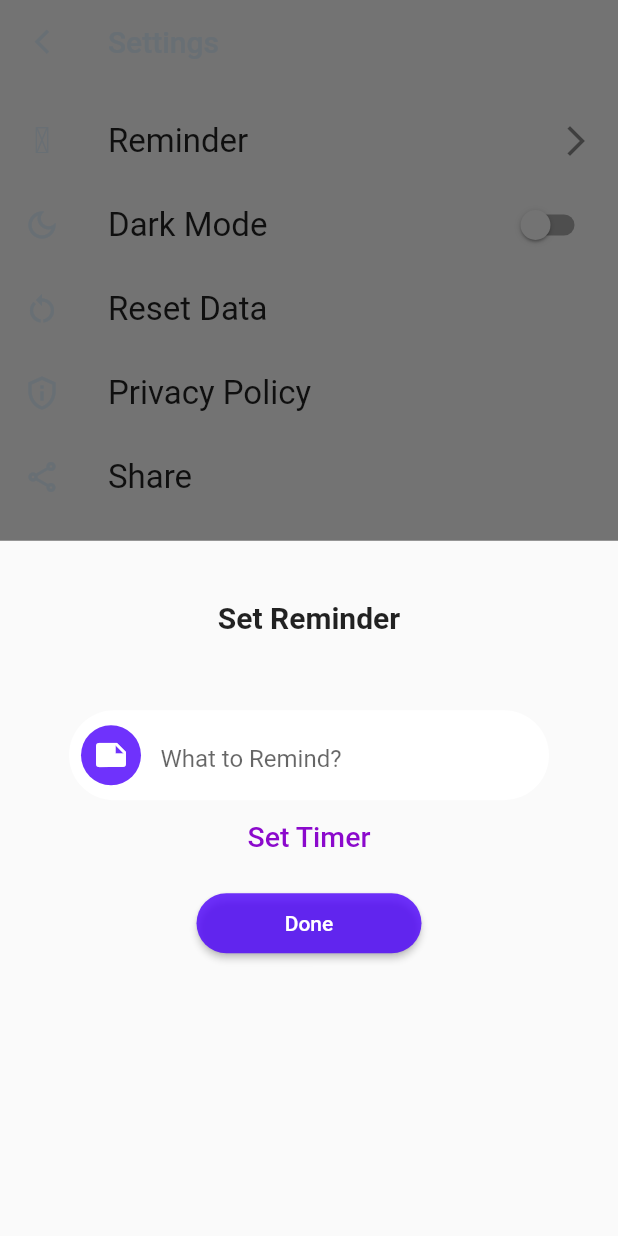
After one commit to amithe05/MoneyMentor_pesonalmaoneymanagement, a Flutter app: the ScreenSettings screen opened directly, after a tap on "Reminder", on a phone screen of 412 x 824 dp. The commit adds this screen. Run offline on Flutter 3.47's test engine with Material 2 defaults, Android fonts, the phone set to English and light mode, and no system bars; our stand-ins replace auto_size_text, flutter_local_notifications, flutter_native_timezone, flutter_slidable, flutter_typeahead, google_fonts and 4 more; accounts and stored records are empty; statements that could not run were skipped.

Commit message:
added settings  screen

```diff
--- a/lib/main.dart
+++ b/lib/main.dart
@@ -2,6 +2,8 @@ import 'package:flutter/material.dart';
 import 'package:moneymentor/screens/splashscreen/screen_splash.dart';
 
 const saveKey = "savekey";
+const themeKey = "themekey";
+
 void main() {
   runApp(const MyApp());
 }
--- /dev/null
+++ b/lib/screens/settingscreen/screen_settings.dart
@@ -0,0 +1,114 @@
+import 'package:flutter/material.dart';
+import 'package:moneymentor/screens/settingscreen/widgets/change_button.dart';
+import 'package:moneymentor/screens/settingscreen/widgets/notification_widget.dart';
+import 'package:moneymentor/screens/settingscreen/widgets/privacy_policy.dart';
+import 'package:moneymentor/screens/settingscreen/widgets/reset_pop.dart';
+import 'package:moneymentor/screens/settingscreen/widgets/setting_widget.dart';
+import 'package:timezone/browser.dart' as tz;
+
+import 'package:url_launcher/url_launcher.dart';
+import '../home screen/dash_screen.dart';
+import '../home screen/widgets/common_widget.dart';
+import '../home screen/widgets/custom_icons.dart';
+
+class ScreenSettings extends StatefulWidget {
+  const ScreenSettings({Key? key}) : super(key: key);
+
+  @override
+  State<ScreenSettings> createState() => _ScreenSettingsState();
+}
+
+class _ScreenSettingsState extends State<ScreenSettings> {
+  @override
+  void initState() {
+    super.initState();
+    tz.initializeTimeZone();
+  }
+
+  @override
+  Widget build(BuildContext context) {
+    return Scaffold(
+        resizeToAvoidBottomInset: false,
+        appBar: AppBar(
+          leading: IconButton(
+            onPressed: () {
+              Navigator.of(context)
+                  .pushReplacement(MaterialPageRoute(builder: (ctx) {
+                return const ScreenDash();
+              }));
+            },
+            icon: const Icon(
+              Icons.arrow_back_ios_new,
+              size: 19,
+            ),
+          ),
+          backgroundColor: Colors.transparent,
+          elevation: 0,
+          foregroundColor: Theme.of(context).secondaryHeaderColor,
+          title: const Text(
+            'Settings',
+          ),
+        ),
+        body: SafeArea(
+            child: SingleChildScrollView(
+          child: Column(
+            children: [
+              commonSizedBox(10),
+              const NotificationWidget(),
+              SettingWidget(
+                stext: 'Dark Mode',
+                sicon: Icons.dark_mode_outlined,
+                trail: const ChaneButton(),
+              ),
+              GestureDetector(
+                  onTap: () {
+                    resetPop(context);
+                  },
+                  child: SettingWidget(
+                      stext: 'Reset Data', sicon: Icons.restart_alt)),
+              InkWell(
+                onTap: () {
+                  showModalBottomSheet(
+                      context: context,
+                      builder: (builder) {
+                        return const PrivacyPolicy();
+                      });
+                },
+                child: SettingWidget(
+                    stext: 'Privacy Policy', sicon: Icons.privacy_tip_outlined),
+              ),
+              SettingWidget(stext: 'Share', sicon: Icons.share_outlined),
+              SettingWidget(
+                  stext: 'Rate This App', sicon: Icons.star_border_outlined),
+              InkWell(
+                  onTap: () {
+                    sendMail();
+                  },
+                  child: SettingWidget(
+                      stext: 'Feedback', sicon: Icons.feedback_outlined)),
+              GestureDetector(
+                  onTap: () {
+                    openWeb();
+                  },
+                  child: SettingWidget(
+                      stext: 'About Us', sicon: MyFlutterApp.warning))
+            ],
+          ),
+        )));
+  }
+
+  openWeb() async {
+    // ignore: deprecated_member_use
+    if (!await launch('')) {
+      throw 'could not launch';
+    }
+  }
+
+  sendMail() async {
+    // ignore: deprecated_member_use
+    if (!await launch(
+        "")) {
+      throw 'could not launch';
+    }
+  }
+}
--- /dev/null
+++ b/lib/screens/settingscreen/widgets/botton_sheet.dart
@@ -0,0 +1,132 @@
+import 'package:flutter/material.dart';
+import 'package:flutter_local_notifications/flutter_local_notifications.dart';
+
+import '../../home screen/dash_screen.dart';
+import '../../home screen/widgets/common_widget.dart';
+import 'notification_service.dart';
+
+
+class BottomSheetNot extends StatefulWidget {
+  const BottomSheetNot({Key? key}) : super(key: key);
+
+  @override
+  State<BottomSheetNot> createState() => _BottomSheetNotState();
+}
+
+class _BottomSheetNotState extends State<BottomSheetNot> {
+  TimeOfDay? pickedTime;
+  TimeOfDay currentTimme = TimeOfDay.now();
+  final messageController = TextEditingController();
+
+  @override
+  void initState() {
+    super.initState();
+    NotificationService().init(initScheduled: true);
+  }
+
+  void listenNotifiication() {
+    NotificationService.onNotifications.listen((onClickNotification));
+  }
+
+  onClickNotification(String? payload) {
+    Navigator.of(context).push(MaterialPageRoute(builder: (ctx) {
+      return const ScreenDash();
+    }));
+  }
+
+  @override
+  Widget build(BuildContext context) {
+    return SingleChildScrollView(
+      child: Container(
+        color: Theme.of(context).scaffoldBackgroundColor,
+        height: 550,
+        child: Column(
+          children: [
+            commonSizedBox(20),
+            const Padding(
+              padding: EdgeInsets.symmetric(vertical: 20),
+              child: Text(
+                "Set Reminder",
+                style: TextStyle(fontWeight: FontWeight.bold, fontSize: 20),
+              ),
+            ),
+            commonSizedBox(30),
+            Column(
+              children: [
+                Container(
+                  width: 320,
+                  height: 60,
+                  decoration: BoxDecoration(
+                      color: Theme.of(context).cardColor,
+                      borderRadius: BorderRadius.circular(30)),
+                  child: Padding(
+                    padding: const EdgeInsets.all(8.0),
+                    child: Row(
+                      children: [
+                        const CircleAvatar(
+                          backgroundColor: customcolor,
+                          child: Icon(
+                            Icons.note,
+                            color: Colors.white,
+                          ),
+                        ),
+                        Padding(
+                          padding: const EdgeInsets.only(left: 8),
+                          child: SizedBox(
+                            width: 210,
+                            height: 60,
+                            child: TextField(
+                              controller: messageController,
+                              decoration: const InputDecoration(
+                                contentPadding: EdgeInsets.all(5),
+                                hintText: 'What to Remind?',
+                                focusedBorder: InputBorder.none,
+                                enabledBorder: InputBorder.none,
+                                errorBorder: InputBorder.none,
+                              ),
+                            ),
+                          ),
+                        ),
+                      ],
+                    ),
+                  ),
+                ),
+                TextButton(
+                    onPressed: () async {
+                      pickedTime = await showTimePicker(
+                          context: context, initialTime: currentTimme);
+                    },
+                    child: const Text(
+                      'Set Timer',
+                      style: TextStyle(
+                          color: Color.fromARGB(255, 139, 9, 204),
+                          fontSize: 19),
+                    )),
+                commonSizedBox(10),
+                ElevatedButton(
+                    onPressed: () {
+                      if (pickedTime != null && pickedTime != currentTimme) {
+                        setState(() {
+                          NotificationService.showScheduledNotifications(
+                              title: 'Money mentor',
+                              body: messageController.text,
+                              scheduledTime: Time(
+                                  pickedTime!.hour, pickedTime!.minute, 0));
+                        });
+                      }
+                      Navigator.of(context).pop();
+                    },
+                    style: ElevatedButton.styleFrom(
+                        backgroundColor:customcolor,
+                        shape: RoundedRectangleBorder(
+                            borderRadius: BorderRadius.circular(20)),
+                        minimumSize: const Size(150, 40)),
+                    child: const Text('Done'))
+              ],
+            )
+          ],
+        ),
+      ),
+    );
+  }
+}
--- /dev/null
+++ b/lib/screens/settingscreen/widgets/change_button.dart
@@ -0,0 +1,29 @@
+import 'package:flutter/material.dart';
+import 'package:moneymentor/screens/settingscreen/widgets/my_theme.dart';
+import 'package:provider/provider.dart';
+
+import '../../home screen/widgets/common_widget.dart';
+
+class ChaneButton extends StatefulWidget {
+  const ChaneButton({Key? key}) : super(key: key);
+
+  @override
+  State<ChaneButton> createState() => _ChaneButtonState();
+}
+
+class _ChaneButtonState extends State<ChaneButton> {
+  @override
+  Widget build(BuildContext context) {
+    final themeChange = Provider.of<DarkThemeProvider>(context);
+
+    return Switch.adaptive(
+        activeColor:customcolor,
+        value: themeChange.darkTheme,
+        onChanged: (value) {
+          setState(() {
+
+            themeChange.darkTheme = value;
+          });
+        });
+  }
+}
--- /dev/null
+++ b/lib/screens/settingscreen/widgets/notification_service.dart
@@ -0,0 +1,70 @@
+import 'package:flutter_local_notifications/flutter_local_notifications.dart';
+import 'package:flutter_native_timezone/flutter_native_timezone.dart';
+import 'package:rxdart/subjects.dart';
+import 'package:timezone/timezone.dart' as tz;
+import 'package:timezone/data/latest.dart' as tz;
+
+class NotificationService {
+  static final _notifications = FlutterLocalNotificationsPlugin();
+  static final onNotifications = BehaviorSubject<String?>();
+  dynamic locationName;
+
+  Future init({bool initScheduled = false}) async {
+    const android = AndroidInitializationSettings("applogo");
+    const settings = InitializationSettings(android: android);
+    await _notifications.initialize(
+      settings,
+      onSelectNotification: (payload) async {
+        onNotifications.add(payload);
+      },
+    );
+    if (initScheduled) {
+      tz.zinitializeTimeZones();
+      locationName = await FlutterNativeTimezone.getLocalTimezone();
+      tz.setLocalLocation(tz.getLocation(locationName));
+    }
+  }
+
+  static Future _notificationDetails() async {
+    return const NotificationDetails(
+      android: AndroidNotificationDetails('channel id', 'channel name',
+          playSound: true,
+          enableVibration: true,
+          enableLights: true,
+          icon: 'applogo',
+          importance: Importance.max),
+    );
+  }
+
+  static Future showScheduledNotifications({
+    int id = 0,
+    String? title,
+    String? body,
+    String? payload,
+    required Time scheduledTime,
+  }) async {
+    return _notifications.zonedSchedule(id, title, body,
+        _scheduledDaily(scheduledTime), await _notificationDetails(),
+        uiLocalNotificationDateInterpretation:
+            UILocalNotificationDateInterpretation.absoluteTime,
+        androidAllowWhileIdle: true,
+        matchDateTimeComponents: DateTimeComponents.time);
+  }
+
+  static tz.TZDateTime _scheduledDaily(Time time) {
+    final now = tz.TZDateTime.now(tz.local)
+        .add(Duration(hours: time.hour, minutes: time.minute, seconds: 0));
+    final scheduledDate = tz.TZDateTime(
+      tz.local,
+      now.year,
+      now.month,
+      now.day,
+      time.hour,
+      time.minute,
+      time.second,
+    );
+    return scheduledDate.isBefore(now)
+        ? scheduledDate.add(const Duration(days: 1))
+        : scheduledDate;
+  }
+}
--- /dev/null
+++ b/lib/screens/settingscreen/widgets/notification_widget.dart
@@ -0,0 +1,37 @@
+import 'package:flutter/material.dart';
+import 'package:moneymentor/screens/settingscreen/widgets/botton_sheet.dart';
+
+import '../../home screen/widgets/custom_icons.dart';
+
+class NotificationWidget extends StatefulWidget {
+  const NotificationWidget({Key? key}) : super(key: key);
+
+  @override
+  State<NotificationWidget> createState() => _NotificationWidgetState();
+}
+
+class _NotificationWidgetState extends State<NotificationWidget> {
+  @override
+  Widget build(BuildContext context) {
+    return InkWell(
+      onTap: () {
+        showModalBottomSheet(
+            context: context,
+            builder: (builder) {
+              return const BottomSheetNot();
+            });
+      },
+      child: ListTile(
+          leading: Icon(
+            MyFlutterApp.notification,
+            color: Theme.of(context).secondaryHeaderColor,
+            size: 24,
+          ),
+          title: const Text(
+            'Reminder',
+            style: TextStyle(fontSize: 22),
+          ),
+          trailing: const Icon(Icons.arrow_forward_ios)),
+    );
+  }
+}
--- /dev/null
+++ b/lib/screens/settingscreen/widgets/setting_widget.dart
@@ -0,0 +1,40 @@
+import 'package:flutter/material.dart';
+
+import '../../home screen/dash_screen.dart';
+
+// ignore: must_be_immutable
+class SettingWidget extends StatelessWidget {
+  SettingWidget(
+      {Key? key,
+      required this.stext,
+      required this.sicon,
+      this.trail = const Text('')})
+      : super(key: key);
+  String stext;
+  IconData sicon;
+  Widget trail;
+
+  @override
+  Widget build(BuildContext context) {
+    return WillPopScope(
+      onWillPop: () async {
+        Navigator.of(context).pushReplacement(MaterialPageRoute(builder: (ctx) {
+          return const ScreenDash();
+        }));
+        return false;
+      },
+      child: ListTile(
+        leading: Icon(
+          sicon,
+          color: Theme.of(context).secondaryHeaderColor,
+          size: 24,
+        ),
+        title: Text(
+          stext,
+          style: const TextStyle(fontSize: 22),
+        ),
+        trailing: trail,
+      ),
+    );
+  }
+}
```
Also changed, not shown: lib/screens/settingscreen/widgets/my_theme.dart (added, +42 -0 lines), lib/screens/settingscreen/widgets/privacy_policy.dart (added, +49 -0 lines), lib/screens/settingscreen/widgets/reset_pop.dart (added, +33 -0 lines), lib/screens/settingscreen/widgets/theme_data.dart (added, +24 -0 lines), lib/screens/settingscreen/widgets/theme_preference.dart (added, +19 -0 lines), pubspec.yaml (+7 -0 lines), pubspec.lock, 5 other files.
